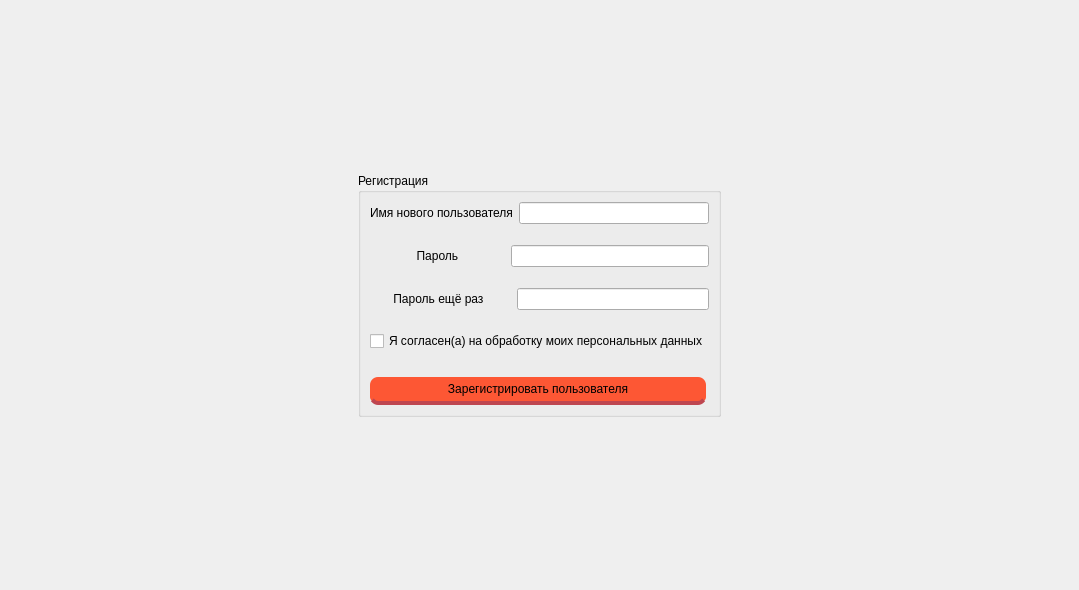
The window that src/gui/registration_window.ui (pingvan/PokiRock) describes before a commit, drawn with Qt 5.
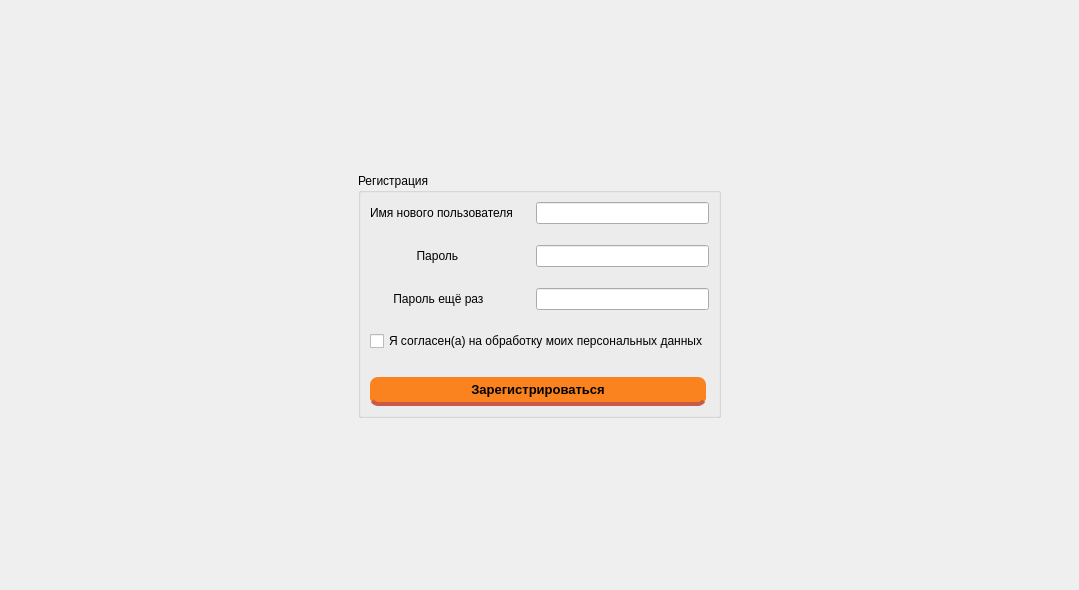
The same window after the commit. Icons and pictures are not drawn.

```diff
--- a/src/gui/registration_window.ui
+++ b/src/gui/registration_window.ui
@@ -13,6 +13,12 @@
   <property name="windowTitle">
    <string>Dialog</string>
   </property>
+  <property name="styleSheet">
+   <string notr="true">QWidget[objectName=&quot;registration_window&quot;]{ 
+	border-image: url(&quot;C:/Users/iliaa/Downloads/p1&quot;) 0 0 0 0;
+	background-repeat: no-repeat;
+} </string>
+  </property>
   <layout class="QVBoxLayout" name="verticalLayout">
    <item>
     <spacer name="verticalSpacer_2">
@@ -60,6 +66,12 @@
            <layout class="QHBoxLayout" name="horizontalLayout_2">
             <item>
              <widget class="QLabel" name="label">
+              <property name="minimumSize">
+               <size>
+                <width>160</width>
+                <height>20</height>
+               </size>
+              </property>
               <property name="text">
                <string>Имя нового пользователя</string>
               </property>
@@ -97,6 +109,12 @@
            <layout class="QHBoxLayout" name="horizontalLayout_3">
             <item>
              <widget class="QLabel" name="label_2">
+              <property name="minimumSize">
+               <size>
+                <width>160</width>
+                <height>20</height>
+               </size>
+              </property>
               <property name="text">
                <string>              Пароль              </string>
               </property>
@@ -134,6 +152,12 @@
            <layout class="QHBoxLayout" name="horizontalLayout_4">
             <item>
              <widget class="QLabel" name="label_3">
+              <property name="minimumSize">
+               <size>
+                <width>160</width>
+                <height>20</height>
+               </size>
+              </property>
               <property name="text">
                <string>       Пароль ещё раз        </string>
               </property>
@@ -200,6 +224,13 @@
             <verstretch>0</verstretch>
            </sizepolicy>
           </property>
+          <property name="font">
+           <font>
+            <pointsize>10</pointsize>
+            <weight>75</weight>
+            <bold>true</bold>
+           </font>
+          </property>
           <property name="cursor">
            <cursorShape>PointingHandCursor</cursorShape>
           </property>
@@ -211,8 +242,9 @@
   border-radius: 8px;
   padding: 5px 9px;
   font-size: 1.2em;
-  background-color:rgba(255, 70, 31, 0.9);
-  border-bottom: 4px solid rgba(190, 70, 80,1);
+
+  background-color:rgba(250,130,31, 1);
+  border-bottom: 4px solid rgba(200, 91, 72, 1);
 }
 
 QPushButton:hover {
@@ -231,7 +263,7 @@
 }</string>
           </property>
           <property name="text">
-           <string>Зарегистрировать пользователя</string>
+           <string>Зарегистрироваться</string>
           </property>
           <property name="iconSize">
            <size>
```
Left out of the diff: 16 changed lines with no effect on the pictures.
